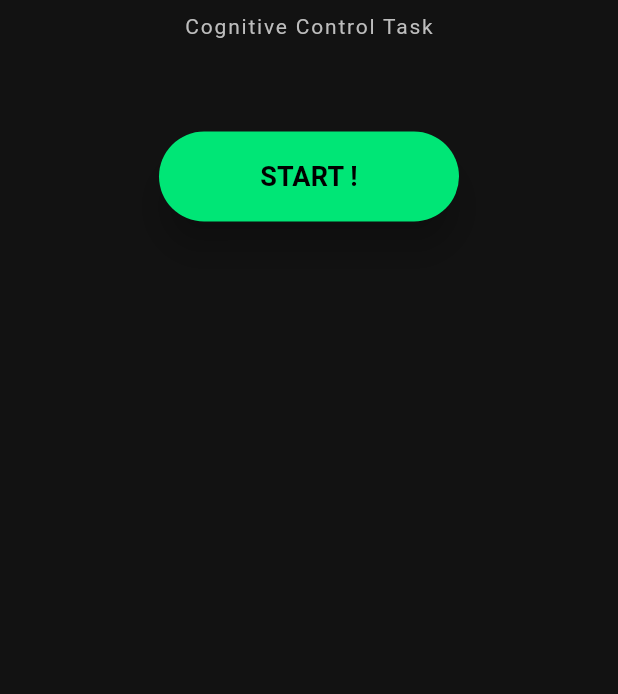
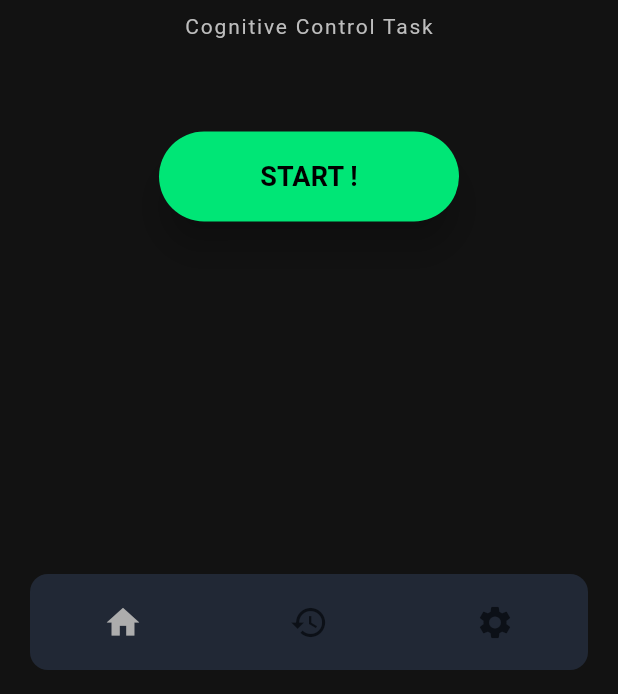
Before and after one commit to Soejii/pulse_flow, a Flutter app: the screen it shows after launch, after a tap on "Skip", on a phone screen of 412 x 824 dp, the part 542-1236 px from its top. Run offline on Flutter 3.47's test engine with Material 3 defaults, Android fonts, the phone set to English and light mode, and no system bars; our stand-ins replace get.

Commit message:
feat: added bottom navigation bar

```diff
--- /dev/null
+++ b/lib/infrastructure/navigation/bindings/controllers/bottom_navigation.controller.binding.dart
@@ -0,0 +1,16 @@
+import 'package:get/get.dart';
+import 'package:pulse_flow/presentation/home/controllers/home.controller.dart';
+
+import '../../../../presentation/bottom_navigation/controllers/bottom_navigation.controller.dart';
+
+class BottomNavigationControllerBinding extends Bindings {
+  @override
+  void dependencies() {
+    Get.lazyPut<BottomNavigationController>(
+      () => BottomNavigationController(),
+    );
+      Get.lazyPut<HomeController>(
+      () => HomeController(),
+    );
+  }
+}
--- a/lib/infrastructure/navigation/bindings/controllers/controllers_bindings.dart
+++ b/lib/infrastructure/navigation/bindings/controllers/controllers_bindings.dart
@@ -1,3 +1,3 @@
+export 'package:pulse_flow/infrastructure/navigation/bindings/controllers/bottom_navigation.controller.binding.dart';
 export 'package:pulse_flow/infrastructure/navigation/bindings/controllers/game.controller.binding.dart';
-export 'package:pulse_flow/infrastructure/navigation/bindings/controllers/home.controller.binding.dart';
 export 'package:pulse_flow/infrastructure/navigation/bindings/controllers/instruction.controller.binding.dart';
--- a/lib/infrastructure/navigation/bindings/controllers/home.controller.binding.dart
+++ /dev/null
@@ -1,12 +0,0 @@
-import 'package:get/get.dart';
-import 'package:pulse_flow/presentation/home/controllers/home.controller.dart';
-
-
-class HomeControllerBinding extends Bindings {
-  @override
-  void dependencies() {
-    Get.lazyPut<HomeController>(
-      () => HomeController(),
-    );
-  }
-}
--- a/lib/infrastructure/navigation/navigation.dart
+++ b/lib/infrastructure/navigation/navigation.dart
@@ -29,7 +29,7 @@ class Nav {
     GetPage(
       name: Routes.HOME,
       page: () => const HomeScreen(),
-      binding: HomeControllerBinding(),
+      binding: BottomNavigationControllerBinding(),
     ),
     GetPage(
       name: Routes.GAME,
@@ -41,5 +41,10 @@ class Nav {
       page: () => const InstructionScreen(),
       binding: InstructionControllerBinding(),
     ),
+    GetPage(
+      name: Routes.BOTTOM_NAVIGATION,
+      page: () =>  BottomNavigationScreen(),
+      binding: BottomNavigationControllerBinding(),
+    ),
   ];
 }
--- a/lib/infrastructure/navigation/routes.dart
+++ b/lib/infrastructure/navigation/routes.dart
@@ -6,4 +6,5 @@ class Routes {
   static const GAME = '/game';
   static const HOME = '/home';
   static const INSTRUCTION = '/instruction';
+  static const BOTTOM_NAVIGATION = '/bottom-navigation';
 }
--- /dev/null
+++ b/lib/presentation/bottom_navigation/bottom_navigation.screen.dart
@@ -0,0 +1,115 @@
+import 'package:flutter/material.dart';
+
+import 'package:get/get.dart';
+import 'package:pulse_flow/presentation/home/home.screen.dart';
+import 'package:pulse_flow/shared/app_color.dart';
+
+import 'controllers/bottom_navigation.controller.dart';
+
+class BottomNavigationScreen extends GetView<BottomNavigationController> {
+  BottomNavigationScreen({super.key});
+
+  final _tabs = [
+    HomeScreen(),
+    Column(
+      children: [
+        Center(child: Text('this is history')),
+      ],
+    ),
+    Column(
+      children: [
+        Center(child: Text('this is settings')),
+      ],
+    ),
+  ];
+
+  @override
+  Widget build(BuildContext context) {
+    return Scaffold(
+      body: Stack(
+        children: [
+          Obx(
+            () => IndexedStack(
+              index: controller.shellIndex.value,
+              children: _tabs,
+            ),
+          ),
+          Positioned(
+            left: 0,
+            right: 0,
+            bottom: 16,
+            child: SafeArea(
+              top: false,
+              child: Center(child: bottomNavBar(context)),
+            ),
+          ),
+        ],
+      ),
+    );
+  }
+
+  bottomNavBar(BuildContext context) {
+    final width = MediaQuery.sizeOf(context).width;
+
+    // Keeps it nice on desktop too
+    final widthAll = width.clamp(260.0, 520.0);
+    return Padding(
+      padding: EdgeInsets.symmetric(horizontal: 20),
+      child: Container(
+        width: widthAll,
+        height: 64,
+        decoration: BoxDecoration(
+          borderRadius: BorderRadius.circular(12),
+          color: AppColor().themeDarkBlue,
+        ),
+        child: Row(
+          mainAxisAlignment: MainAxisAlignment.spaceBetween,
+          children: [
+            navBarIcon(
+              Icons.home,
+              0,
+              () => controller.changeIndex(0),
+            ),
+            navBarIcon(
+              Icons.history_sharp,
+              1,
+              () => controller.changeIndex(1),
+            ),
+            navBarIcon(
+              Icons.settings,
+              2,
+              () => controller.changeIndex(2),
+            ),
+          ],
+        ),
+      ),
+    );
+  }
+
+  navBarIcon(
+    IconData icon,
+    int index,
+    VoidCallback onTap,
+  ) {
+    return Expanded(
+      child: Obx(
+        () {
+          final isSelected = controller.shellIndex.value == index;
+          return InkWell(
+            onTap: onTap,
+            child: AnimatedContainer(
+              duration: const Duration(milliseconds: 180),
+              curve: Curves.easeOut,
+              child: Icon(
+                icon,
+                size: 26,
+                color:
+                    isSelected ? AppColor().neutralGrey : AppColor().themeDark,
+              ),
+            ),
+          );
+        },
+      ),
+    );
+  }
+}
--- /dev/null
+++ b/lib/presentation/bottom_navigation/controllers/bottom_navigation.controller.dart
@@ -0,0 +1,25 @@
+import 'package:get/get.dart';
+
+class BottomNavigationController extends GetxController {
+  @override
+  void onInit() {
+    super.onInit();
+  }
+
+  @override
+  void onReady() {
+    super.onReady();
+  }
+
+  @override
+  void onClose() {
+    super.onClose();
+  }
+
+  var shellIndex = 0.obs;
+
+  changeIndex(int newIndex) {
+    shellIndex.value = newIndex;
+    print('changed index to $newIndex');
+  }
+}
--- a/lib/presentation/instruction/controllers/instruction.controller.dart
+++ b/lib/presentation/instruction/controllers/instruction.controller.dart
@@ -40,7 +40,7 @@ class InstructionController extends GetxController {
   }
 
   void finishOnboarding() {
-    Get.offNamed(Routes.HOME);
+    Get.offNamed(Routes.BOTTOM_NAVIGATION);
   }
 
   final List<InstructionData> pages = const [
--- a/lib/presentation/screens.dart
+++ b/lib/presentation/screens.dart
@@ -1,3 +1,4 @@
+export 'package:pulse_flow/presentation/bottom_navigation/bottom_navigation.screen.dart';
 export 'package:pulse_flow/presentation/game/game.screen.dart';
 export 'package:pulse_flow/presentation/home/home.screen.dart';
 export 'package:pulse_flow/presentation/instruction/instruction.screen.dart';
--- a/lib/shared/app_color.dart
+++ b/lib/shared/app_color.dart
@@ -12,6 +12,8 @@ class AppColor {
 
   final textPrimary = hex('E3E3E3');
   final textSecondary = hex('808080');
+
+  final neutralGrey = hex('ADADAD');
 }
 
 Color hex(String hex) {
```
